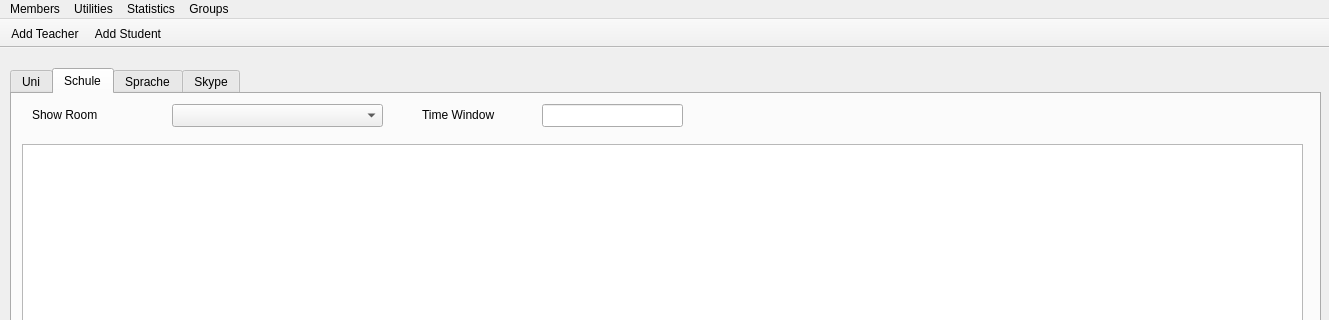
Qt form General/mainwindow.ui (MrRisoni/Gauss) before a commit; both pictures show x 0 to 1329 and y 0 to 320 of the 1329 by 684 pixel window.
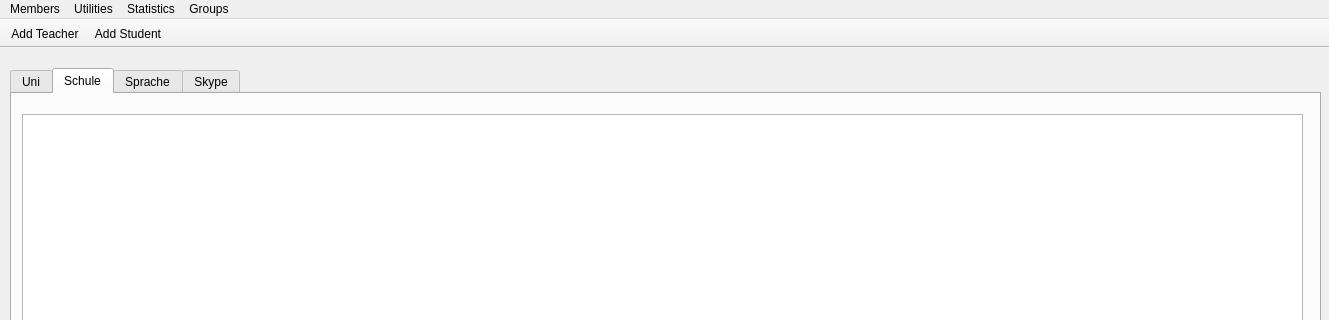
The same form after that commit. Icons and pictures are not drawn.

Commit message: show students ok

Patch:
```diff
--- a/General/mainwindow.ui
+++ b/General/mainwindow.ui
@@ -49,61 +49,12 @@
       <property name="geometry">
        <rect>
         <x>10</x>
-        <y>50</y>
+        <y>20</y>
         <width>1281</width>
-        <height>491</height>
+        <height>521</height>
        </rect>
       </property>
      </widget>
-     <widget class="QComboBox" name="comboSchuleRoom">
-      <property name="geometry">
-       <rect>
-        <x>160</x>
-        <y>10</y>
-        <width>211</width>
-        <height>23</height>
-       </rect>
-      </property>
-     </widget>
-     <widget class="QLabel" name="label">
-      <property name="geometry">
-       <rect>
-        <x>20</x>
-        <y>5</y>
-        <width>121</width>
-        <height>31</height>
-       </rect>
-      </property>
-      <property name="text">
-       <string>Show Room</string>
-      </property>
-     </widget>
-     <widget class="QLabel" name="label_2">
-      <property name="geometry">
-       <rect>
-        <x>410</x>
-        <y>10</y>
-        <width>101</width>
-        <height>21</height>
-       </rect>
-      </property>
-      <property name="text">
-       <string>Time Window</string>
-      </property>
-     </widget>
-     <widget class="QLineEdit" name="lineSchuleWindow">
-      <property name="geometry">
-       <rect>
-        <x>530</x>
-        <y>10</y>
-        <width>141</width>
-        <height>23</height>
-       </rect>
-      </property>
-      <property name="toolTip">
-       <string>in days</string>
-      </property>
-     </widget>
     </widget>
     <widget class="QWidget" name="tab_5">
      <attribute name="title">
```
Left out of the diff: 6 changed lines with no effect on the pictures. The commit also changes 6 other files.
